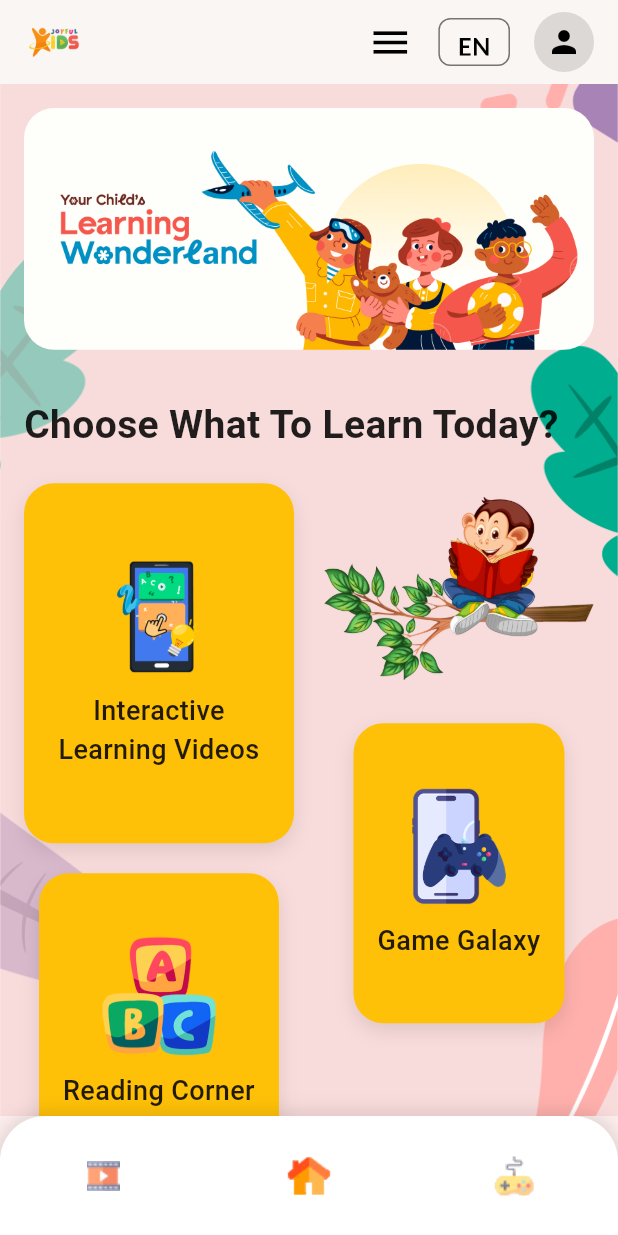
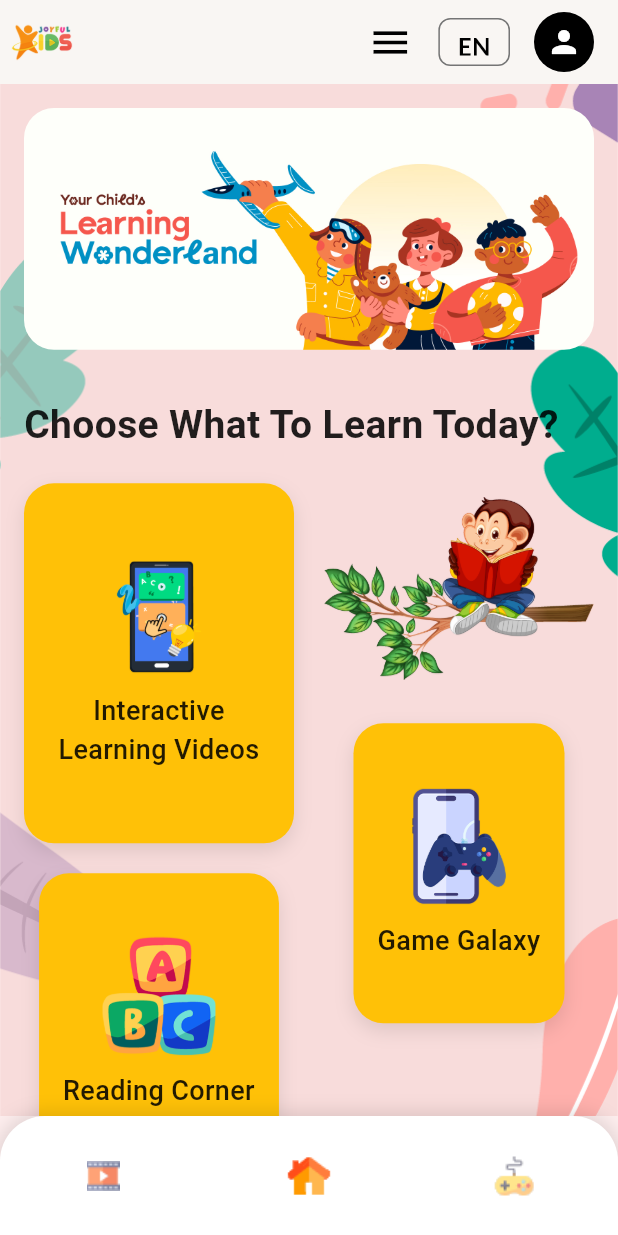
Before and after one commit to Harshit27473/joyful_kids, a Flutter app: the screen it shows after launch, on a phone screen of 412 x 824 dp. Run offline on Flutter 3.47's test engine with Material 3 defaults, Android fonts, the phone set to English and light mode, and no system bars; our stand-ins replace google_fonts, readmore; Roboto replaces fonts that are missing (Acme).

Commit message:
Initial commit

```diff
--- a/lib/components/joyful_app_bar.dart
+++ b/lib/components/joyful_app_bar.dart
@@ -20,8 +20,8 @@ class _JoyfulAppBarState extends State<JoyfulAppBar> {
       backgroundColor: Colors.white,
       elevation: 1,
       leading: Padding(
-        padding: const EdgeInsets.only(left: 16.0),
-        child: Image.asset('assets/images/joy.png', height: 40),
+        padding: const EdgeInsets.all(4.0),
+        child: Image.asset('assets/images/joy.png', height: 50, fit: BoxFit.contain),
       ),
       actions: [
         Builder(
@@ -70,8 +70,8 @@ class _JoyfulAppBarState extends State<JoyfulAppBar> {
         const Padding(
           padding: EdgeInsets.only(right: 16.0, left: 8.0),
           child: CircleAvatar(
-            backgroundColor: Colors.black12,
-            child: Icon(Icons.person, color: Colors.black),
+            backgroundColor: Colors.black,
+            child: Icon(Icons.person, color: Colors.white),
           ),
         ),
       ],
--- a/lib/components/joyful_bottom_nav.dart
+++ b/lib/components/joyful_bottom_nav.dart
@@ -59,7 +59,7 @@ class _JoyfulBottomNavState extends State<JoyfulBottomNav> {
     bool isCenter = false,
   }) {
     final bool isSelected = _selectedIndex == index;
-    final double iconSize = isCenter ? 45 : 35;
+    final double iconSize = isCenter ? 80 : 40;
 
     return Expanded(
       child: Material(
--- a/pubspec.yaml
+++ b/pubspec.yaml
@@ -48,7 +48,7 @@ dev_dependencies:
   # activated in the `analysis_options.yaml` file located at the root of your
   # package. See that file for information about deactivating specific lint
   # rules and activating additional ones.
-  flutter_lints: ^5.0.0
+  flutter_lints: ^6.0.0
 
 # For information on the generic Dart part of this file, see the
 # following page: https://dart.dev/tools/pub/pubspec
```
Also changed, not shown: pubspec.lock.
